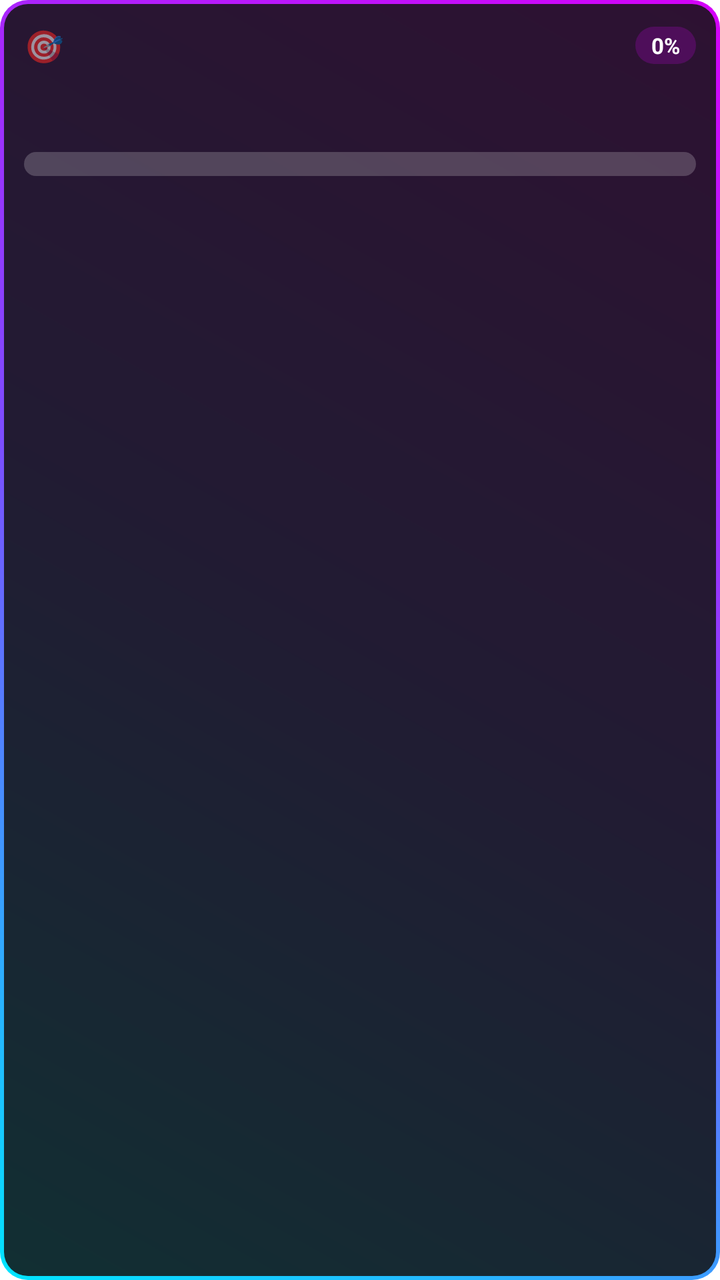
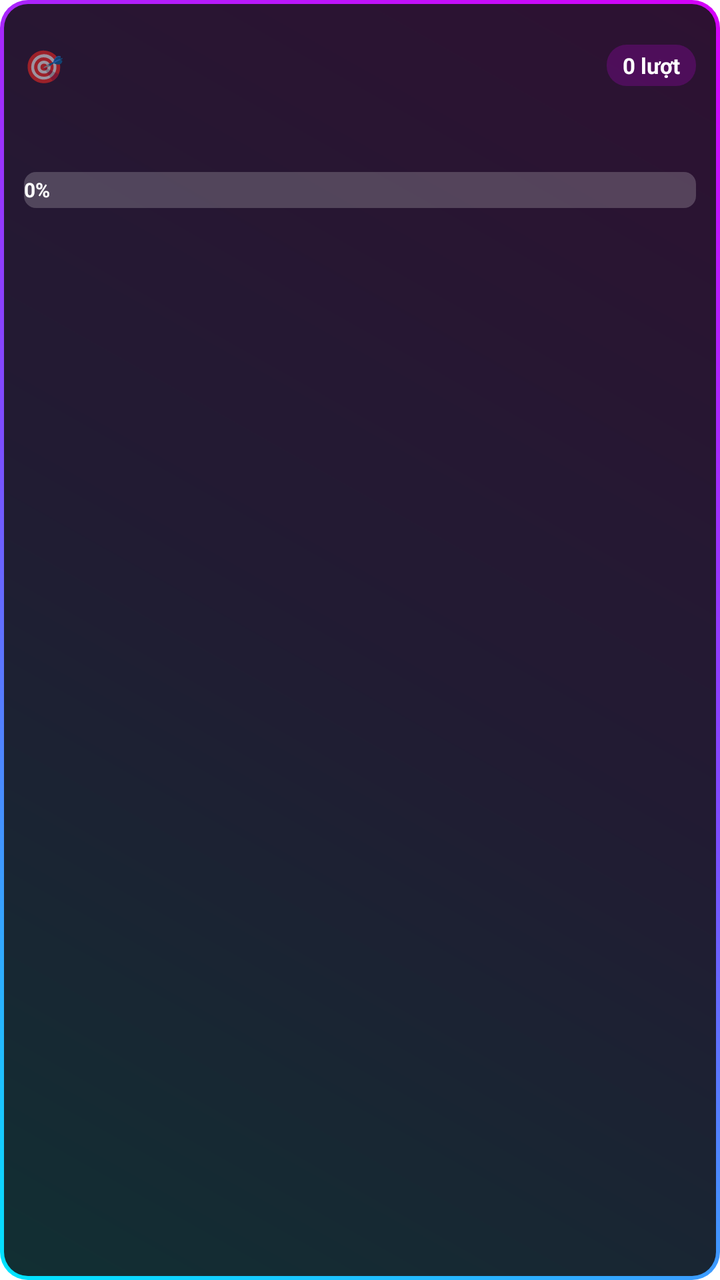

An Android layout rendered at two revisions. The XML below is the earlier revision; the diff shows what the commit changed to produce the second picture.
<!-- AndroidManifest.xml: application theme Theme.DonateFloat -->
<!-- res/layout/floating_goal.xml -->
<FrameLayout xmlns:android="http://schemas.android.com/apk/res/android"
    android:layout_width="wrap_content"
    android:layout_height="wrap_content">

    <LinearLayout
        android:layout_width="match_parent"
        android:layout_height="match_parent"
        android:orientation="vertical"
        android:background="@drawable/bg_goal_card"
        android:padding="12dp">

        <LinearLayout
            android:layout_width="match_parent"
            android:layout_height="wrap_content"
            android:orientation="horizontal"
            android:gravity="center_vertical">

            <TextView
                android:layout_width="0dp"
                android:layout_height="wrap_content"
                android:layout_weight="1"
                android:text="🎯"
                android:textSize="16sp"
                android:paddingEnd="6dp" />

            <TextView
                android:id="@+id/goalTitleView"
                android:layout_width="0dp"
                android:layout_height="wrap_content"
                android:layout_weight="6"
                android:textColor="#FFFFFF"
                android:textStyle="bold"
                android:textSize="14sp" />

            <TextView
                android:id="@+id/goalPercentBadge"
                android:layout_width="wrap_content"
                android:layout_height="wrap_content"
                android:background="@drawable/bg_percent_badge"
                android:paddingStart="8dp"
                android:paddingEnd="8dp"
                android:paddingTop="2dp"
                android:paddingBottom="2dp"
                android:textColor="#FFFFFF"
                android:textStyle="bold"
                android:textSize="11sp"
                android:text="0%" />
        </LinearLayout>

        <LinearLayout
            android:layout_width="match_parent"
            android:layout_height="wrap_content"
            android:layout_marginTop="10dp"
            android:orientation="horizontal">

            <TextView
                android:id="@+id/goalCurrentView"
                android:layout_width="0dp"
                android:layout_height="wrap_content"
                android:layout_weight="1"
                android:textColor="#00E5FF"
                android:textStyle="bold"
                android:textSize="18sp" />

            <TextView
                android:id="@+id/goalTargetView"
                android:layout_width="0dp"
                android:layout_height="wrap_content"
                android:layout_weight="1"
                android:gravity="end|bottom"
                android:textColor="#999999"
                android:textSize="12sp" />
        </LinearLayout>

        <ProgressBar
            android:id="@+id/goalProgressBar"
            style="?android:attr/progressBarStyleHorizontal"
            android:layout_width="match_parent"
            android:layout_height="12dp"
            android:layout_marginTop="8dp"
            android:progressDrawable="@drawable/progress_gradient"
            android:max="1000"
            android:progress="0" />

        <TextView
            android:id="@+id/goalSubtitleView"
            android:layout_width="match_parent"
            android:layout_height="wrap_content"
            android:layout_marginTop="6dp"
            android:textColor="#AAAAAA"
            android:textStyle="italic"
            android:textSize="10sp" />

    </LinearLayout>

    <View android:id="@+id/resizeGoalTL" android:layout_width="22dp" android:layout_height="22dp" android:layout_gravity="top|start" />
    <View android:id="@+id/resizeGoalTR" android:layout_width="22dp" android:layout_height="22dp" android:layout_gravity="top|end" />
    <View android:id="@+id/resizeGoalBL" android:layout_width="22dp" android:layout_height="22dp" android:layout_gravity="bottom|start" />
    <View android:id="@+id/resizeGoalBR" android:layout_width="22dp" android:layout_height="22dp" android:layout_gravity="bottom|end" />

</FrameLayout>
<!-- resources referenced by this layout -->
<resources>
  <!-- drawable bg_goal_card (drawable) -->
  <layer-list xmlns:android="http://schemas.android.com/apk/res/android">
      <item>
          <shape android:shape="rectangle">
              <corners android:radius="14dp" />
              <gradient
                  android:type="linear"
                  android:angle="45"
                  android:startColor="#00E5FF"
                  android:centerColor="#7C4DFF"
                  android:endColor="#D500F9" />
          </shape>
      </item>
      <item
          android:top="2dp"
          android:left="2dp"
          android:right="2dp"
          android:bottom="2dp">
          <shape android:shape="rectangle">
              <corners android:radius="12dp" />
              <solid android:color="#DD141414" />
          </shape>
      </item>
  </layer-list>
  <!-- drawable bg_percent_badge (drawable) -->
  <shape xmlns:android="http://schemas.android.com/apk/res/android" android:shape="rectangle">
      <solid android:color="#33D500F9" />
      <corners android:radius="10dp" />
  </shape>
  <!-- drawable progress_gradient (drawable) -->
  <layer-list xmlns:android="http://schemas.android.com/apk/res/android">
      <item android:id="@android:id/background">
          <shape>
              <corners android:radius="6dp" />
              <solid android:color="#33FFFFFF" />
          </shape>
      </item>
      <item android:id="@android:id/progress">
          <clip>
              <shape>
                  <corners android:radius="6dp" />
                  <gradient android:startColor="#00E5FF" android:endColor="#D500F9" android:angle="0" />
              </shape>
          </clip>
      </item>
  </layer-list>
  <style name="Theme.DonateFloat" parent="Theme.MaterialComponents.DayNight.NoActionBar">
          <item name="colorPrimary">@color/purple_500</item>
          <item name="colorPrimaryDark">@color/purple_700</item>
          <item name="colorAccent">@color/teal_200</item>
      </style>
  <color name="purple_500">#FF6200EE</color>
  <color name="purple_700">#FF3700B3</color>
  <color name="teal_200">#FF03DAC5</color>
</resources>

<!-- the commit's change to res/layout/floating_goal.xml (unified diff, before → after) -->
@@ -9,6 +9,11 @@
         android:background="@drawable/bg_goal_card"
         android:padding="12dp">
 
+        <View
+            android:id="@+id/dragHandleGoal"
+            android:layout_width="match_parent"
+            android:layout_height="10dp" />
+
         <LinearLayout
             android:layout_width="match_parent"
             android:layout_height="wrap_content"
@@ -16,9 +21,8 @@
             android:gravity="center_vertical">
 
             <TextView
-                android:layout_width="0dp"
+                android:layout_width="wrap_content"
                 android:layout_height="wrap_content"
-                android:layout_weight="1"
                 android:text="🎯"
                 android:textSize="16sp"
                 android:paddingEnd="6dp" />
@@ -27,24 +31,24 @@
                 android:id="@+id/goalTitleView"
                 android:layout_width="0dp"
                 android:layout_height="wrap_content"
-                android:layout_weight="6"
+                android:layout_weight="1"
                 android:textColor="#FFFFFF"
                 android:textStyle="bold"
                 android:textSize="14sp" />
 
             <TextView
-                android:id="@+id/goalPercentBadge"
+                android:id="@+id/goalCountBadge"
                 android:layout_width="wrap_content"
                 android:layout_height="wrap_content"
                 android:background="@drawable/bg_percent_badge"
                 android:paddingStart="8dp"
                 android:paddingEnd="8dp"
-                android:paddingTop="2dp"
-                android:paddingBottom="2dp"
+                android:paddingTop="3dp"
+                android:paddingBottom="3dp"
                 android:textColor="#FFFFFF"
                 android:textStyle="bold"
                 android:textSize="11sp"
-                android:text="0%" />
+                android:text="0 lượt" />
         </LinearLayout>
 
         <LinearLayout
@@ -72,24 +76,38 @@
                 android:textSize="12sp" />
         </LinearLayout>
 
-        <ProgressBar
-            android:id="@+id/goalProgressBar"
-            style="?android:attr/progressBarStyleHorizontal"
+        <FrameLayout
             android:layout_width="match_parent"
-            android:layout_height="12dp"
-            android:layout_marginTop="8dp"
-            android:progressDrawable="@drawable/progress_gradient"
-            android:max="1000"
-            android:progress="0" />
+            android:layout_height="wrap_content"
+            android:layout_marginTop="8dp">
+
+            <ProgressBar
+                android:id="@+id/goalProgressBar"
+                style="?android:attr/progressBarStyleHorizontal"
+                android:layout_width="match_parent"
+                android:layout_height="18dp"
+                android:progressDrawable="@drawable/progress_gradient"
+                android:max="1000"
+                android:progress="0" />
+
+            <TextView
+                android:id="@+id/goalPercentInBar"
+                android:layout_width="wrap_content"
+                android:layout_height="18dp"
+                android:gravity="center"
+                android:textColor="#FFFFFF"
+                android:textStyle="bold"
+                android:textSize="10sp"
+                android:text="0%" />
+        </FrameLayout>
 
         <TextView
             android:id="@+id/goalSubtitleView"
             android:layout_width="match_parent"
             android:layout_height="wrap_content"
-            android:layout_marginTop="6dp"
+            android:layout_marginTop="8dp"
             android:textColor="#AAAAAA"
-            android:textStyle="italic"
-            android:textSize="10sp" />
+            android:textSize="11sp" />
 
     </LinearLayout>
 
